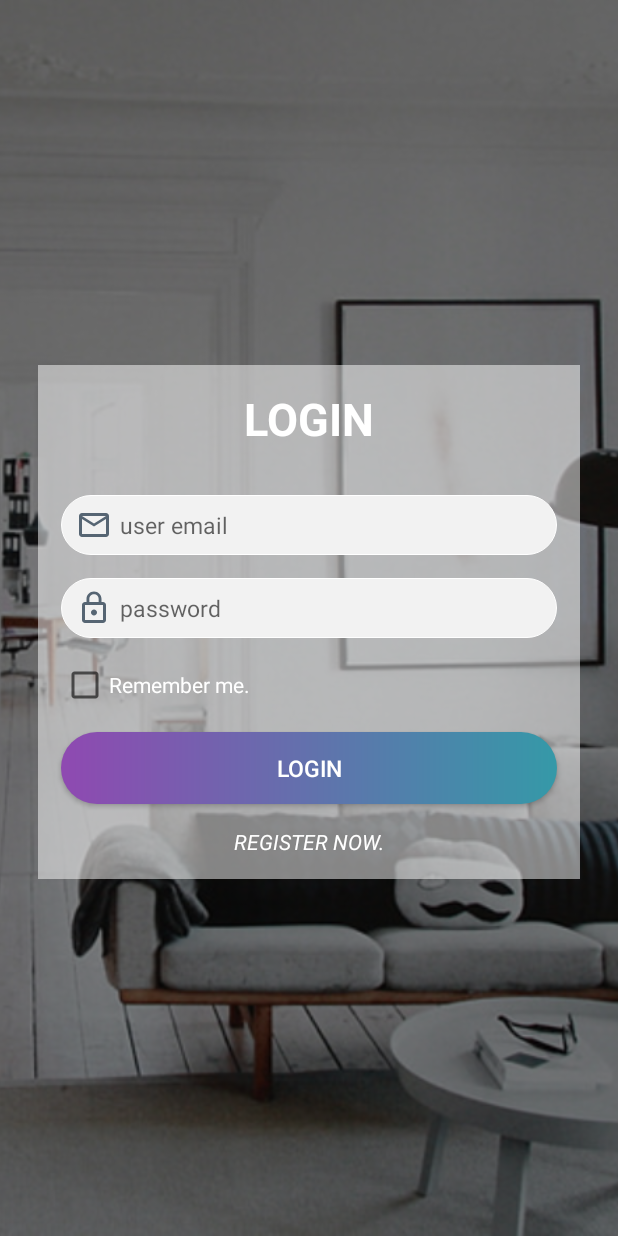
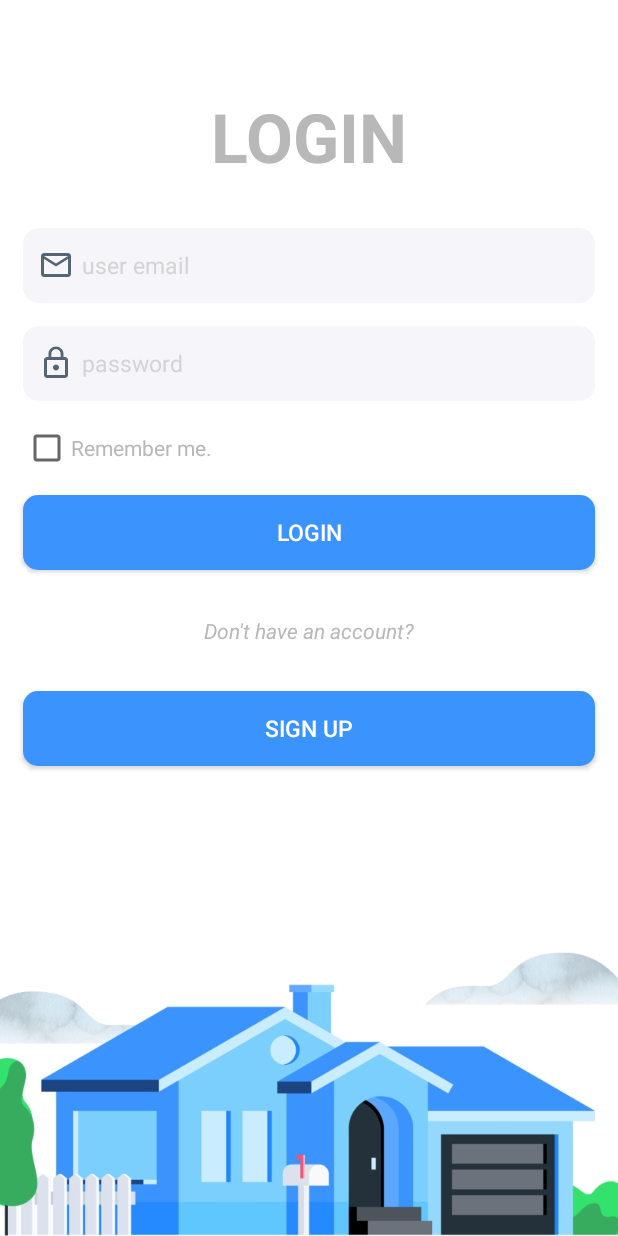
Before and after one commit to uttamtamang/HouseRentalSystem, an Android app: the screen it shows after launch (LoginActivity), on a phone screen of 412 x 824 dp. Run offline under Robolectric (Android 15) with nearby library versions, the light colour scheme and no system bars; our stand-ins replace ButterKnife; libraries missing offline, so code that uses them is left out: com.eightbitlab.supportrenderscriptblur, eightbitlab.com.blurview.

Commit message:
Layout improvements

```diff
--- a/app/src/main/res/drawable/button_background.xml
+++ b/app/src/main/res/drawable/button_background.xml
@@ -1,7 +1,5 @@
 <?xml version="1.0" encoding="utf-8"?>
-<shape xmlns:android="http://schemas.android.com/apk/res/android">
-    <gradient
-        android:startColor="#8F49B1"
-        android:endColor="#3599A8"/>
-    <corners android:radius="30dp"/>
+<shape android:shape="rectangle" xmlns:android="http://schemas.android.com/apk/res/android">
+    <solid android:color="#3B94FD"/>
+    <corners android:radius="10dp"/>
 </shape>
--- a/app/src/main/res/drawable/rounded_textinput.xml
+++ b/app/src/main/res/drawable/rounded_textinput.xml
@@ -1,12 +1,6 @@
 <?xml version="1.0" encoding="utf-8"?>
-<selector xmlns:android="http://schemas.android.com/apk/res/android">
-<item>
-    <shape>
-        <solid android:color="#f2f2f2"/>
-        <stroke android:width="0.1dp"
-                android:color="#fff"/>
-        <corners android:radius="30dp"/>
-
-    </shape>
-</item>
-</selector>
+<shape android:shape="rectangle" xmlns:android="http://schemas.android.com/apk/res/android">
+    <solid android:color="#F6F6FA"/>
+    <corners android:radius="10dp"/>
+    <stroke android:color="#F6F6FA" android:width="0.5dp"/>
+</shape>
--- a/app/src/main/res/layout/activity_login.xml
+++ b/app/src/main/res/layout/activity_login.xml
@@ -5,48 +5,46 @@
     xmlns:tools="http://schemas.android.com/tools"
     android:layout_width="match_parent"
     android:layout_height="match_parent"
-    tools:context=".LoginActivity">
+    tools:context=".LoginActivity"
+    android:orientation="vertical">
 
     <ImageView
         android:layout_width="match_parent"
         android:layout_height="match_parent"
-        android:src="@drawable/background5"
+        android:src="@drawable/background"
         android:scaleType="centerCrop"
+        />
+<!--    <ImageView-->
+<!--        android:layout_width="match_parent"-->
+<!--        android:layout_height="match_parent"-->
+<!--        android:src=""/>-->
 
-        />
-    <ImageView
-        android:layout_width="match_parent"
-        android:layout_height="match_parent"
-        android:src="#80000000"/>
 
     <ScrollView
         android:layout_width="match_parent"
         android:layout_height="wrap_content"
-        android:layout_centerInParent="true"
+        android:layout_marginTop="45dp"
         >
+
         <LinearLayout
             android:layout_width="match_parent"
             android:layout_height="wrap_content"
-            android:layout_marginStart="25dp"
-            android:layout_marginTop="5dp"
-            android:layout_marginEnd="25dp"
-            android:background="@drawable/background_white"
             android:orientation="vertical">
 
             <TextView
                 android:layout_width="wrap_content"
                 android:layout_height="wrap_content"
-                android:layout_gravity="center_horizontal"
+                android:layout_gravity="center"
                 android:layout_margin="15dp"
                 android:text="LOGIN"
-                android:textColor="#fff"
-                android:textSize="30dp"
+                android:textColor="#B8B8B8"
+                android:textSize="45sp"
                 android:textStyle="bold" />
 
             <EditText
                 android:id="@+id/userEmail"
                 android:layout_width="match_parent"
-                android:layout_height="40dp"
+                android:layout_height="50dp"
                 android:layout_marginStart="15dp"
                 android:layout_marginTop="15dp"
                 android:layout_marginEnd="15dp"
@@ -54,13 +52,16 @@
                 android:drawableLeft="@drawable/ic_mail_outline_black_24dp"
                 android:drawablePadding="5dp"
                 android:hint="user email"
+                android:textColorHint="#D4D4D4"
+                android:textColor="#B8B8B8"
                 android:paddingStart="10dp"
-                android:textSize="15sp" />
+                android:textSize="15sp"
+                android:singleLine="true"/>
 
             <EditText
                 android:id="@+id/userPassword"
                 android:layout_width="match_parent"
-                android:layout_height="40dp"
+                android:layout_height="50dp"
                 android:layout_marginStart="15dp"
                 android:layout_marginTop="15dp"
                 android:layout_marginEnd="15dp"
@@ -68,9 +69,12 @@
                 android:drawableLeft="@drawable/ic_lock_outline_black_24dp"
                 android:drawablePadding="5dp"
                 android:hint="password"
+                android:textColorHint="#D4D4D4"
+                android:textColor="#B8B8B8"
                 android:inputType="textPassword"
                 android:paddingStart="10dp"
-                android:textSize="15sp" />
+                android:textSize="15sp"
+                android:singleLine="true"/>
 
             <CheckBox
                 android:layout_width="wrap_content"
@@ -79,12 +83,12 @@
                 android:layout_marginTop="15dp"
                 android:layout_marginEnd="15dp"
                 android:text="Remember me."
-                android:textColor="#fff" />
+                android:textColor="#B8B8B8" />
 
             <Button
                 android:id="@+id/btnLogin"
                 android:layout_width="match_parent"
-                android:layout_height="wrap_content"
+                android:layout_height="50dp"
                 android:layout_margin="15dp"
                 android:background="@drawable/button_background"
                 android:text="LOGIN"
@@ -105,13 +109,22 @@
                 android:layout_width="wrap_content"
                 android:layout_height="wrap_content"
                 android:layout_gravity="center_horizontal"
-                android:layout_marginStart="15dp"
-                android:layout_marginEnd="15dp"
-                android:layout_marginBottom="15dp"
-                android:text="REGISTER NOW."
+                android:layout_margin="15dp"
+                android:text="Don't have an account?"
+                android:textColor="#B8B8B8"
+                android:textStyle="italic" />
+
+            <Button
+                android:id="@+id/btnSignup"
+                android:layout_width="match_parent"
+                android:layout_height="50dp"
+                android:layout_margin="15dp"
+                android:background="@drawable/button_background"
+                android:text="Sign up"
                 android:textColor="#fff"
-                android:textStyle="italic" />
+                android:textSize="15sp" />
         </LinearLayout>
+
     </ScrollView>
 
 
--- a/app/src/main/res/layout/activity_registration.xml
+++ b/app/src/main/res/layout/activity_registration.xml
@@ -13,10 +13,10 @@
         android:scaleType="centerCrop"
 
         />
-    <ImageView
-        android:layout_width="match_parent"
-        android:layout_height="match_parent"
-        android:src="#80000000"/>
+<!--    <ImageView-->
+<!--        android:layout_width="match_parent"-->
+<!--        android:layout_height="match_parent"-->
+<!--        android:src="#80000000"/>-->
 
     <ScrollView
         android:layout_width="match_parent"
```
Also changed, not shown: app/src/main/res/drawable/background.jpg (added).
